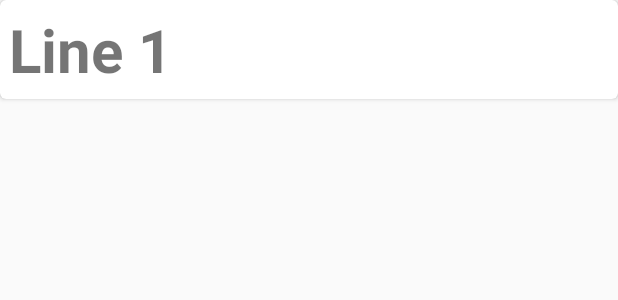
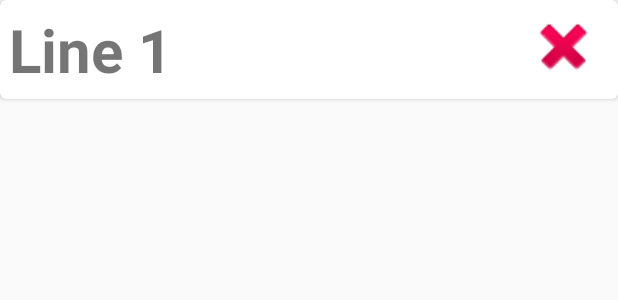
Before and after one commit to Kuglll/Tarokanizer, an Android app: the layout card_view.xml on its own in the app's theme, with its tools: preview values and no code run, on a phone screen of 412 x 824 dp. Shown: the top 300 px of the screen. Run offline under Robolectric (Android 15) with nearby library versions, the phone set to English and light mode, and no system bars.

Commit message:
merged branches

```diff
--- a/app/src/main/res/layout/card_view.xml
+++ b/app/src/main/res/layout/card_view.xml
@@ -24,5 +24,13 @@
             android:textStyle="bold"
             />
 
+        <ImageView
+            android:id="@+id/image_delete"
+            android:layout_width="50dp"
+            android:layout_height="50dp"
+            android:layout_alignParentEnd="true"
+            android:layout_marginEnd="5dp"
+            android:src="@android:drawable/ic_delete" />
+
     </RelativeLayout>
 </androidx.cardview.widget.CardView>
```
Also changed, not shown: app/src/main/java/com/example/tarokanizer/Adapter.java (+28 -2 lines), app/src/main/java/com/example/tarokanizer/MainActivity.java (+30 -2 lines), app/src/main/res/drawable-v24/ic_delete.xml (added, +9 -0 lines).
